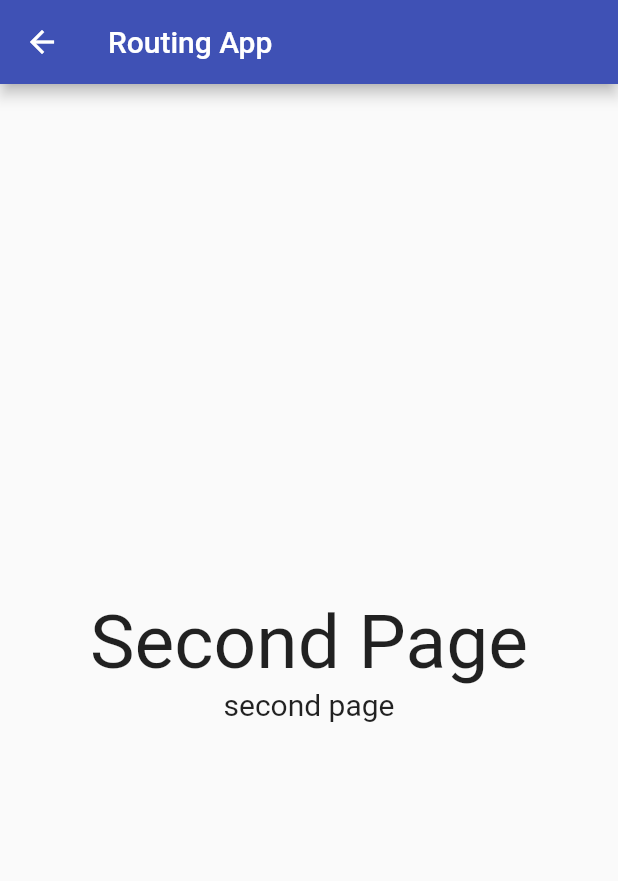
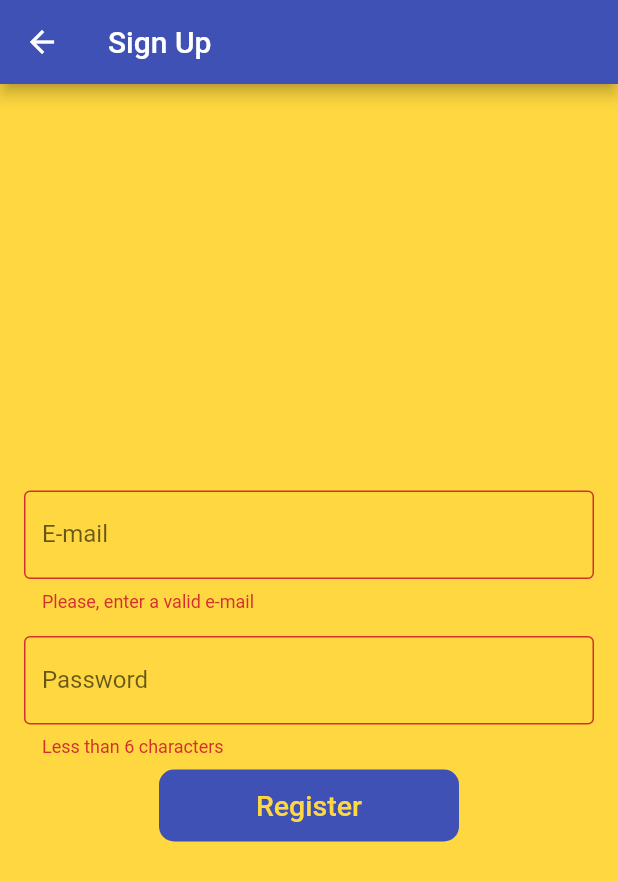
Before and after one commit to gui-rossi/TCCApp, a Flutter app: the screen it shows after launch, after a tap on "Sign up", on a phone screen of 412 x 824 dp. Shown: the top 881 px of the screen. Run offline on Flutter 3.47's test engine with Material 2 defaults, Android fonts, the phone set to English and light mode, and no system bars; our stand-ins replace email_validator.

Commit message:
register page

```diff
--- a/lib/LoginPage.dart
+++ b/lib/LoginPage.dart
@@ -38,7 +38,7 @@ class _LoginPageState extends State<LoginPage> {
   Widget build(BuildContext context) {
     return Scaffold(
         resizeToAvoidBottomInset: false,
-        backgroundColor: Colors.amber,
+        backgroundColor: Colors.amberAccent,
         body: Container(
             margin: EdgeInsets.only(left: 16, right: 16),
             child: Form(
@@ -115,7 +115,7 @@ class _LoginPageState extends State<LoginPage> {
     ),
     child: TextButton(
       style: TextButton.styleFrom(
-          primary: Colors.amber
+          primary: Colors.amberAccent
       ),
       child: Text('Sign in', style: TextStyle(fontSize: 19)),
       onPressed: () {
@@ -141,7 +141,7 @@ class _LoginPageState extends State<LoginPage> {
           child: TextButton(
             child: Text('Sign up', style: TextStyle(fontSize: 19)),
             onPressed: () {
-              Navigator.of(context).pushNamed('/SignUpPage', arguments: 'second page');
+              Navigator.of(context).pushNamed('/SignUpPage', arguments: {email: this.email, password: this.password});
             },
           ),
         )
--- a/lib/Routes.dart
+++ b/lib/Routes.dart
@@ -1,7 +1,7 @@
 import 'package:flutter/material.dart';
 
 import 'LoginPage.dart';
-import 'SignInPage.dart';
+import 'SignUpPage.dart';
 
 class RouteGenerator {
   static Route<dynamic> generateRoute(RouteSettings settings) {
@@ -12,17 +12,8 @@ class RouteGenerator {
       case '/':
         return MaterialPageRoute(builder: (_) => LoginPage());
       case '/SignUpPage':
-      // Validation of correct data type
-        if (args is String) {
-          return MaterialPageRoute(
-            builder: (_) => SignUpPage(
-              data: args,
-            ),
-          );
-        }
-        // If args is not of the correct type, return an error page.
+        return MaterialPageRoute(builder: (_) => SignUpPage());
         // You can also throw an exception while in development.
-        return _errorRoute();
       default:
       // If there is no such named route in the switch statement, e.g. /third
         return _errorRoute();
--- a/lib/SignInPage.dart
+++ /dev/null
@@ -1,31 +0,0 @@
-import 'package:flutter/material.dart';
-
-class SignUpPage extends StatelessWidget {
-  final String data;
-
-  const SignUpPage({Key? key, required this.data}) : super(key: key);
-
-  @override
-  Widget build(BuildContext context) {
-    return Scaffold(
-      appBar: AppBar(
-        title: Text('Routing App'),
-      ),
-      body: Center(
-        child: Column(
-          mainAxisSize: MainAxisSize.min,
-          children: <Widget>[
-            Text(
-              'Second Page',
-              style: TextStyle(fontSize: 50),
-            ),
-            Text(
-              data,
-              style: TextStyle(fontSize: 20),
-            ),
-          ],
-        ),
-      ),
-    );
-  }
-}
--- /dev/null
+++ b/lib/SignUpPage.dart
@@ -0,0 +1,94 @@
+import 'package:flutter/material.dart';
+import 'package:email_validator/email_validator.dart';
+
+class SignUpPage extends StatefulWidget {
+  const SignUpPage({Key? key}) : super(key: key);
+
+  @override
+  State<SignUpPage> createState() => _SignUpPageState();
+}
+
+class _SignUpPageState extends State<SignUpPage> {
+  final formKey = GlobalKey<FormState>();
+
+  String email = '';
+  String password = '';
+
+  @override
+  Widget build(BuildContext context) {
+    return Scaffold(
+      backgroundColor: Colors.amberAccent,
+      appBar: AppBar(
+        title: Text('Sign Up'),
+      ),
+      body: Container(
+        margin: EdgeInsets.only(left: 16, right: 16),
+        child: Center(
+          child: Column(
+            mainAxisSize: MainAxisSize.min,
+            children: <Widget>[
+              buildEmail(),
+              buildPassword(),
+              buildSubmit(),
+            ],
+          ),
+        ),
+      )
+    );
+  }
+
+  Widget buildEmail() => Container(
+      margin: EdgeInsets.only(top: 8, bottom: 8),
+      child: TextFormField(
+        autovalidateMode: AutovalidateMode.always,
+        decoration: InputDecoration(
+            labelText: 'E-mail',
+            border: OutlineInputBorder()
+        ),
+        validator: (value) => EmailValidator.validate(value) ? null : "Please, enter a valid e-mail",
+        onSaved: (value) => setState(() => email = value!),
+      )
+  );
+
+  Widget buildPassword() => Container(
+    margin: EdgeInsets.only(top: 8),
+    child: TextFormField(
+      autovalidateMode: AutovalidateMode.always,
+      decoration: InputDecoration(
+          labelText: 'Password',
+          border: OutlineInputBorder()
+      ),
+      validator: (value) {
+        if (value != null) {
+          if (value.length < 6) {
+            return 'Less than 6 characters';
+          } else {
+            return null;
+          }
+        }
+      },
+      onSaved: (value) => setState(() => password = value!),
+      obscureText: true,
+    ),
+  );
+
+  Widget buildSubmit() => Container(
+    margin: EdgeInsets.only(top: 8),
+    width: 200,
+    decoration: BoxDecoration(
+      borderRadius: BorderRadius.circular(10),
+      color: Colors.indigo,
+    ),
+    child: TextButton(
+      style: TextButton.styleFrom(
+          primary: Colors.amberAccent
+      ),
+      child: Text('Register', style: TextStyle(fontSize: 19)),
+      onPressed: () {
+        final isValid = formKey.currentState!.validate();
+
+        if (isValid) formKey.currentState!.save();
+      },
+    ),
+  );
+}
```
Also changed, not shown: lib/main.dart (line endings or trailing spaces).
